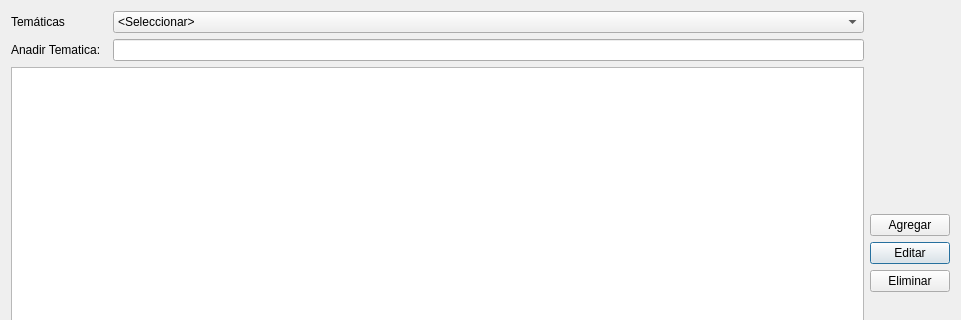
Before: the Qt Designer form newtematica.ui in FelixRNV/Juego_OCA, drawn with Qt 5; both pictures show x 0 to 961 and y 0 to 320 of the 961 by 599 pixel window.
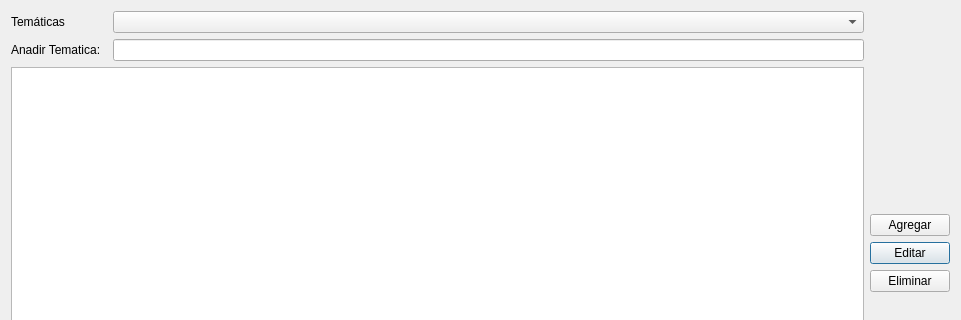
After: the same form once the commit is applied.

What changed in the file:
```diff
--- a/newtematica.ui
+++ b/newtematica.ui
@@ -129,13 +129,7 @@
       </widget>
      </item>
      <item row="2" column="2">
-      <widget class="QComboBox" name="cbx_Temas">
-       <item>
-        <property name="text">
-         <string>&lt;Seleccionar&gt;</string>
-        </property>
-       </item>
-      </widget>
+      <widget class="QComboBox" name="cbx_Temas"/>
      </item>
     </layout>
    </item>
```
